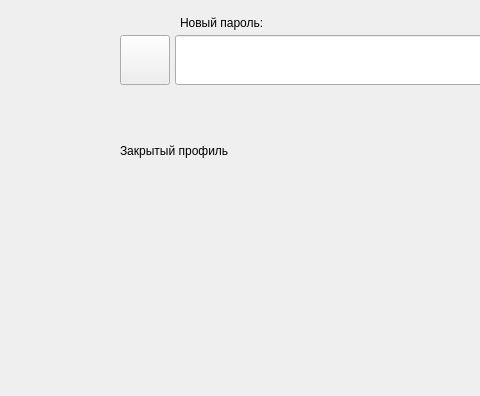
The window that Yandex/designer/yandex.ui (IRINQUE/YandexLiceum-Messenger) describes before a commit, drawn with Qt 5; both pictures show x 189 to 669 and y 404 to 800 of the 1000 by 800 pixel window.
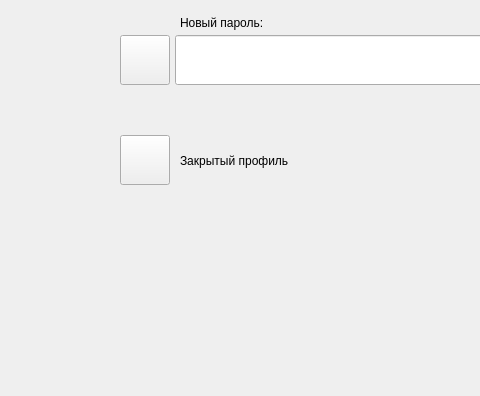
The same window after the commit. The open tabs and pages were chosen to show the change.

```diff
--- a/Yandex/designer/yandex.ui
+++ b/Yandex/designer/yandex.ui
@@ -952,8 +952,8 @@
        <widget class="QLabel" name="L_edit_profile_3">
         <property name="geometry">
          <rect>
-          <x>300</x>
-          <y>530</y>
+          <x>360</x>
+          <y>540</y>
           <width>181</width>
           <height>31</height>
          </rect>
@@ -988,6 +988,32 @@
          <string/>
         </property>
        </widget>
+       <widget class="QLabel" name="L_edit_profile_const_3">
+        <property name="geometry">
+         <rect>
+          <x>250</x>
+          <y>640</y>
+          <width>500</width>
+          <height>45</height>
+         </rect>
+        </property>
+        <property name="text">
+         <string/>
+        </property>
+       </widget>
+       <widget class="QPushButton" name="B_edit_profile_close_profile">
+        <property name="geometry">
+         <rect>
+          <x>300</x>
+          <y>530</y>
+          <width>50</width>
+          <height>50</height>
+         </rect>
+        </property>
+        <property name="text">
+         <string/>
+        </property>
+       </widget>
       </widget>
      </widget>
     </item>
```
Left out of the diff: 147 changed lines with no effect on the pictures.
